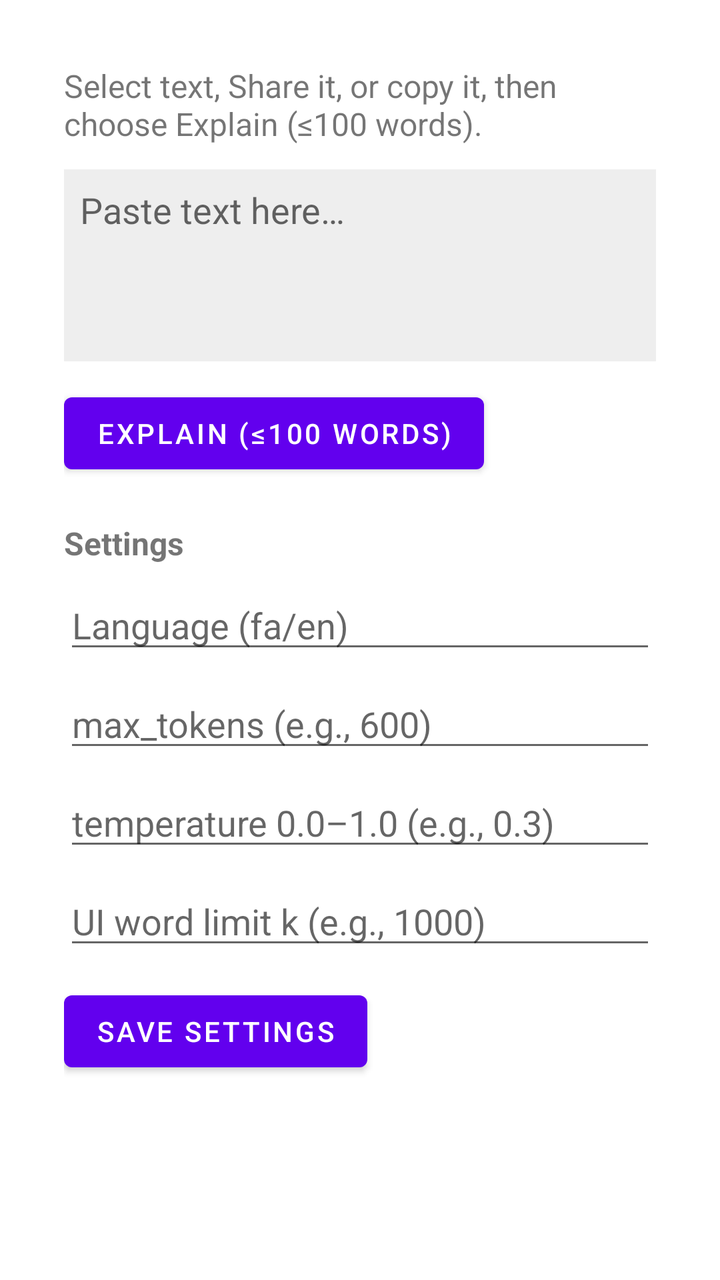
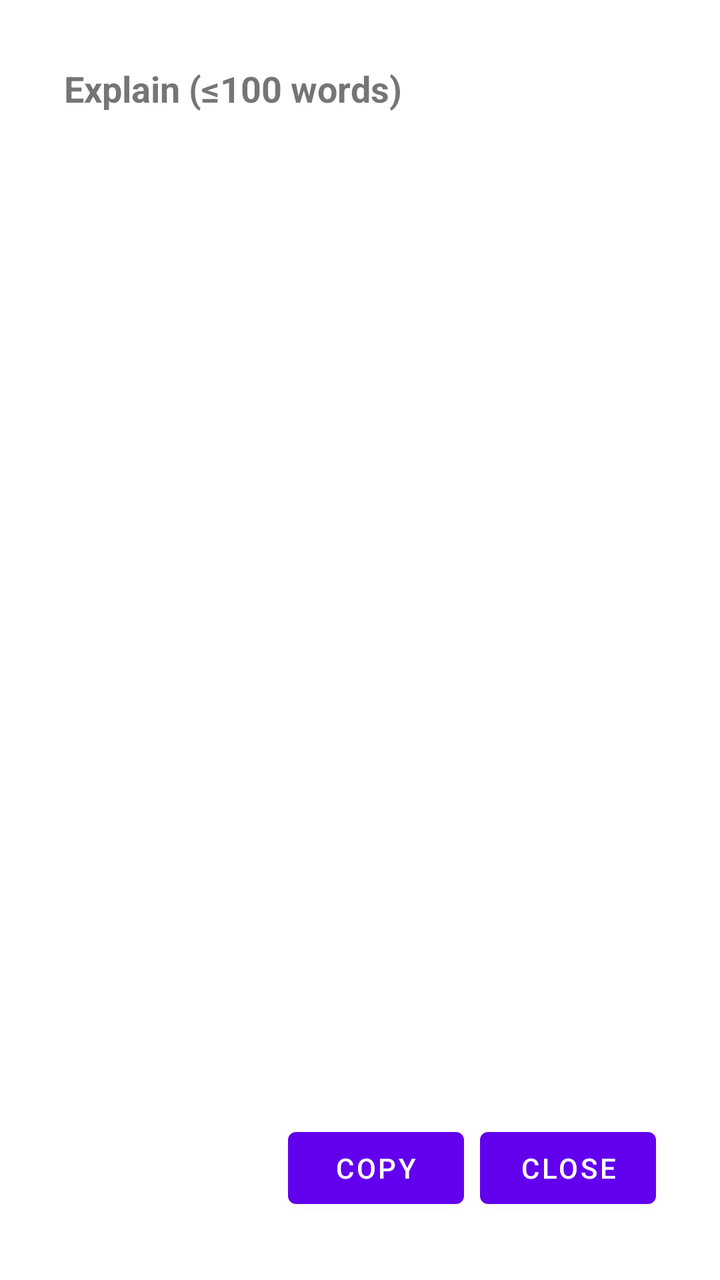

Two renders of the same Android screen: before a commit and after it. Below are the layout's source before the change and the commit's diff.
<!-- AndroidManifest.xml: activity theme Theme.Explain.Dialog -->
<!-- res/layout/activity_explain.xml -->
<?xml version="1.0" encoding="utf-8"?>
<ScrollView xmlns:android="http://schemas.android.com/apk/res/android"
    android:layout_width="match_parent" android:layout_height="match_parent">

    <LinearLayout
        android:orientation="vertical" android:padding="16dp"
        android:layout_width="match_parent" android:layout_height="wrap_content">

        <TextView
            android:text="@string/hello"
            android:textSize="16sp"
            android:layout_width="match_parent" android:layout_height="wrap_content"/>

        
        <EditText
            android:id="@+id/input"
            android:hint="Paste text here…"
            android:minHeight="96dp"
            android:gravity="top"
            android:inputType="textMultiLine"
            android:padding="8dp"
            android:background="#EEEEEE"
            android:layout_marginTop="12dp"
            android:layout_width="match_parent"
            android:layout_height="wrap_content" />

        <Button
            android:id="@+id/btn_explain"
            android:text="@string/explain_action"
            android:layout_marginTop="12dp"
            android:layout_width="wrap_content"
            android:layout_height="wrap_content"/>

        
        <TextView
            android:text="Settings"
            android:textStyle="bold"
            android:textSize="16sp"
            android:layout_marginTop="20dp"
            android:layout_width="match_parent"
            android:layout_height="wrap_content"/>

        
        <EditText
            android:id="@+id/et_lang"
            android:hint="Language (fa/en)"
            android:layout_marginTop="8dp"
            android:layout_width="match_parent"
            android:layout_height="wrap_content"/>

        
        <EditText
            android:id="@+id/et_max_tokens"
            android:hint="max_tokens (e.g., 600)"
            android:inputType="number"
            android:layout_marginTop="8dp"
            android:layout_width="match_parent"
            android:layout_height="wrap_content"/>

        
        <EditText
            android:id="@+id/et_temperature"
            android:hint="temperature 0.0–1.0 (e.g., 0.3)"
            android:inputType="numberDecimal"
            android:layout_marginTop="8dp"
            android:layout_width="match_parent"
            android:layout_height="wrap_content"/>

        
        <EditText
            android:id="@+id/et_word_limit"
            android:hint="UI word limit k (e.g., 1000)"
            android:inputType="number"
            android:layout_marginTop="8dp"
            android:layout_width="match_parent"
            android:layout_height="wrap_content"/>

        <Button
            android:id="@+id/btn_save"
            android:text="Save Settings"
            android:layout_marginTop="12dp"
            android:layout_width="wrap_content"
            android:layout_height="wrap_content"/>
    </LinearLayout>
</ScrollView>
<!-- resources referenced by this layout -->
<resources>
  <string name="explain_action">Explain (≤100 words)</string>
  <string name="hello">Select text, Share it, or copy it, then choose "Explain (≤100 words)".</string>
  <style name="Theme.Explain.Dialog" parent="Theme.MaterialComponents.Light.Dialog.Alert">
          <item name="android:windowMinWidthMajor">80%</item>
          <item name="android:windowMinWidthMinor">90%</item>
          <item name="android:windowAnimationStyle">@null</item>
      </style>
</resources>

<!-- the commit's change to res/layout/activity_explain.xml (unified diff, before → after) -->
@@ -1,85 +1,83 @@
 <?xml version="1.0" encoding="utf-8"?>
-<ScrollView xmlns:android="http://schemas.android.com/apk/res/android"
-    android:layout_width="match_parent" android:layout_height="match_parent">
+<LinearLayout xmlns:android="http://schemas.android.com/apk/res/android"
+    android:orientation="vertical"
+    android:padding="16dp"
+    android:background="#FFFFFF"
+    android:layout_width="match_parent"
+    android:layout_height="match_parent">
 
-    <LinearLayout
-        android:orientation="vertical" android:padding="16dp"
-        android:layout_width="match_parent" android:layout_height="wrap_content">
+    
+    <TextView
+        android:id="@+id/title"
+        android:text="@string/explain_action"
+        android:textStyle="bold"
+        android:textSize="18sp"
+        android:layout_width="match_parent"
+        android:layout_height="wrap_content" />
+
+    
+    <ScrollView
+        android:id="@+id/scroll_preview"
+        android:layout_width="match_parent"
+        android:layout_height="0dp"
+        android:layout_weight="1"
+        android:fillViewport="true"
+        android:layout_marginTop="8dp">
 
         <TextView
-            android:text="@string/hello"
-            android:textSize="16sp"
-            android:layout_width="match_parent" android:layout_height="wrap_content"/>
+            android:id="@+id/preview"
+            android:textSize="14sp"
+            android:alpha="0.8"
+            android:padding="8dp"
+            android:layout_width="match_parent"
+            android:layout_height="wrap_content" />
+    </ScrollView>
 
-        
-        <EditText
-            android:id="@+id/input"
-            android:hint="Paste text here…"
-            android:minHeight="96dp"
-            android:gravity="top"
-            android:inputType="textMultiLine"
-            android:padding="8dp"
-            android:background="#EEEEEE"
-            android:layout_marginTop="12dp"
+    
+    <ProgressBar
+        android:id="@+id/progress"
+        style="?android:attr/progressBarStyle"
+        android:layout_width="wrap_content"
+        android:layout_height="wrap_content"
+        android:layout_gravity="center"
+        android:layout_marginTop="8dp" />
+
+    
+    <ScrollView
+        android:id="@+id/scroll_result"
+        android:layout_width="match_parent"
+        android:layout_height="0dp"
+        android:layout_weight="2"
+        android:visibility="gone"
+        android:fillViewport="true"
+        android:layout_marginTop="8dp">
+
+        <TextView
+            android:id="@+id/result"
+            android:textSize="15sp"
+            android:padding="12dp"
             android:layout_width="match_parent"
+            android:layout_height="wrap_content" />
+    </ScrollView>
+
+    
+    <LinearLayout
+        android:layout_width="match_parent"
+        android:layout_height="wrap_content"
+        android:gravity="end"
+        android:layout_marginTop="12dp">
+
+        <Button
+            android:id="@+id/btn_copy"
+            android:text="@string/copy"
+            android:layout_width="wrap_content"
             android:layout_height="wrap_content" />
 
         <Button
-            android:id="@+id/btn_explain"
-            android:text="@string/explain_action"
-            android:layout_marginTop="12dp"
+            android:id="@+id/btn_close"
+            android:text="@string/close"
             android:layout_width="wrap_content"
-            android:layout_height="wrap_content"/>
-
-        
-        <TextView
-            android:text="Settings"
-            android:textStyle="bold"
-            android:textSize="16sp"
-            android:layout_marginTop="20dp"
-            android:layout_width="match_parent"
-            android:layout_height="wrap_content"/>
-
-        
-        <EditText
-            android:id="@+id/et_lang"
-            android:hint="Language (fa/en)"
-            android:layout_marginTop="8dp"
-            android:layout_width="match_parent"
-            android:layout_height="wrap_content"/>
-
-        
-        <EditText
-            android:id="@+id/et_max_tokens"
-            android:hint="max_tokens (e.g., 600)"
-            android:inputType="number"
-            android:layout_marginTop="8dp"
-            android:layout_width="match_parent"
-            android:layout_height="wrap_content"/>
-
-        
-        <EditText
-            android:id="@+id/et_temperature"
-            android:hint="temperature 0.0–1.0 (e.g., 0.3)"
-            android:inputType="numberDecimal"
-            android:layout_marginTop="8dp"
-            android:layout_width="match_parent"
-            android:layout_height="wrap_content"/>
-
-        
-        <EditText
-            android:id="@+id/et_word_limit"
-            android:hint="UI word limit k (e.g., 1000)"
-            android:inputType="number"
-            android:layout_marginTop="8dp"
-            android:layout_width="match_parent"
-            android:layout_height="wrap_content"/>
-
-        <Button
-            android:id="@+id/btn_save"
-            android:text="Save Settings"
-            android:layout_marginTop="12dp"
-            android:layout_width="wrap_content"
-            android:layout_height="wrap_content"/>
+            android:layout_height="wrap_content"
+            android:layout_marginStart="8dp" />
     </LinearLayout>
-</ScrollView>
+</LinearLayout>
<!-- resource entries referenced after the edit -->
@@ -1,7 +1,8 @@
 <!-- resources referenced by this layout -->
 <resources>
+  <string name="close">Close</string>
+  <string name="copy">Copy</string>
   <string name="explain_action">Explain (≤100 words)</string>
-  <string name="hello">Select text, Share it, or copy it, then choose "Explain (≤100 words)".</string>
   <style name="Theme.Explain.Dialog" parent="Theme.MaterialComponents.Light.Dialog.Alert">
           <item name="android:windowMinWidthMajor">80%</item>
           <item name="android:windowMinWidthMinor">90%</item>
